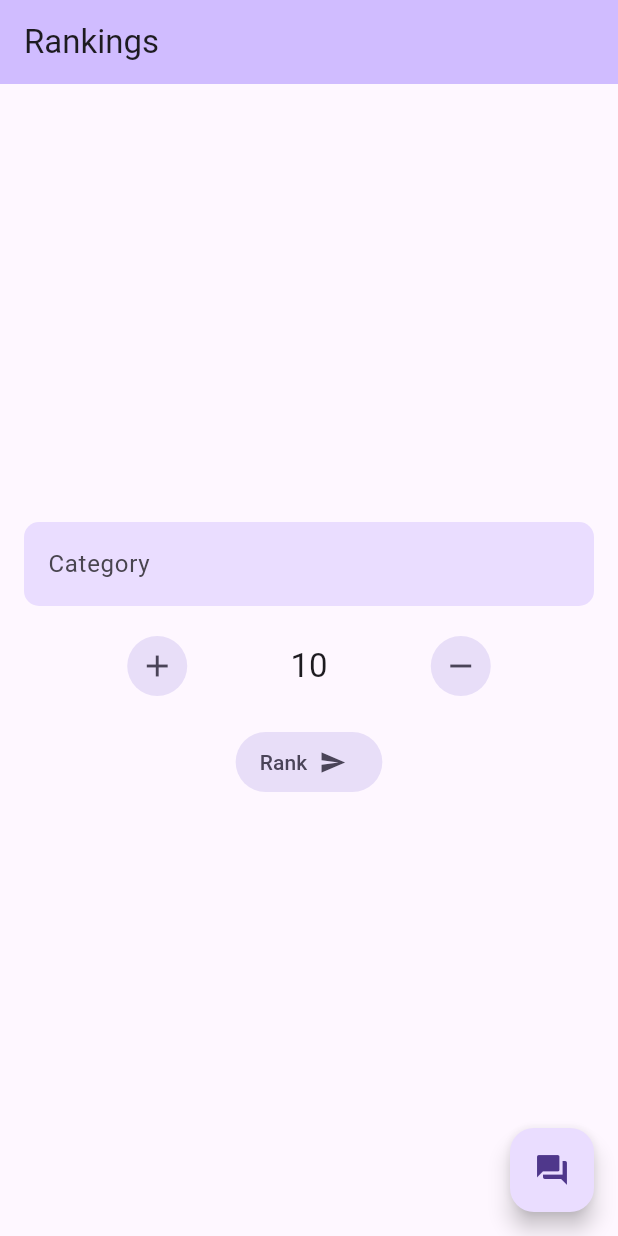
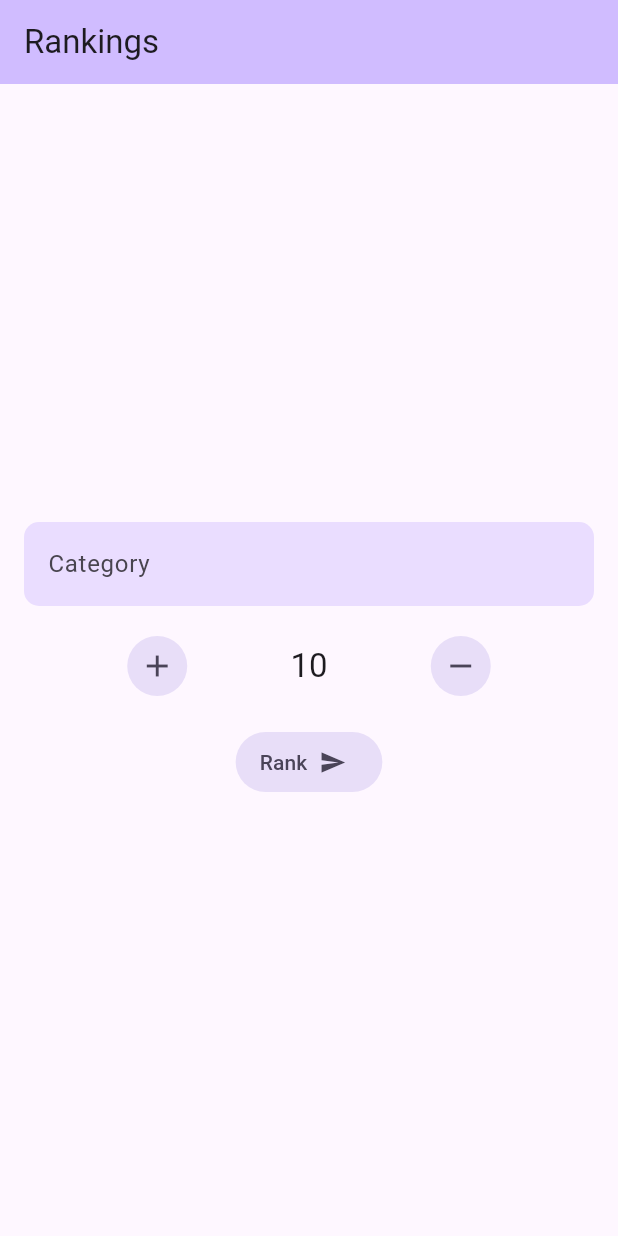
Before and after one commit to marcossevilla/rankings_app, a Flutter app: the screen it shows after launch, on a phone screen of 412 x 824 dp. Run offline on Flutter 3.47's test engine with Material 3 defaults, Android fonts, the phone set to English and light mode, and no system bars; our stand-ins replace bloc, dart_mappable, firebase_ai, firebase_auth, firebase_core, flutter_bloc; accounts and stored records are empty; generated files the repository leaves out were written again; network calls fail; statements that could not run were skipped.

Commit message:
chore: l10n and prompt improvement

```diff
--- a/lib/rankings/view/rankings_page.dart
+++ b/lib/rankings/view/rankings_page.dart
@@ -1,5 +1,6 @@
 import 'package:flutter/material.dart';
 import 'package:flutter_bloc/flutter_bloc.dart';
+import 'package:rankings_app/l10n/l10n.dart';
 import 'package:rankings_app/rankings/rankings.dart';
 import 'package:rankings_repository/rankings_repository.dart';
 
@@ -22,7 +23,12 @@ class RankingsView extends StatelessWidget {
 
   @override
   Widget build(BuildContext context) {
+    final l10n = context.l10n;
     final state = context.watch<RankingsBloc>().state;
+
+    final showFloatingActionButton =
+        state.status != RankingsStatus.initial &&
+        state.status != RankingsStatus.requesting;
 
     return RefreshIndicator.adaptive(
       onRefresh: () async {
@@ -30,7 +36,7 @@ class RankingsView extends StatelessWidget {
       },
       child: Scaffold(
         appBar: AppBar(
-          title: const Text('Rankings'),
+          title: Text(l10n.rankingsAppBarTitle),
         ),
         body: Center(
           child: switch (state.status) {
@@ -40,21 +46,23 @@ class RankingsView extends StatelessWidget {
             RankingsStatus.requesting =>
               const CircularProgressIndicator.adaptive(),
             RankingsStatus.success => RankingsList(rankings: state.rankings),
-            RankingsStatus.failure => const Padding(
-              padding: EdgeInsets.symmetric(horizontal: 32),
+            RankingsStatus.failure => Padding(
+              padding: const EdgeInsets.symmetric(horizontal: 32),
               child: Text(
-                'AI can be a bit lazy sometimes, could you generate again?',
+                l10n.rankingsErrorText,
                 textAlign: TextAlign.center,
               ),
             ),
           },
         ),
-        floatingActionButton: FloatingActionButton(
-          onPressed: () => context.read<RankingsBloc>().add(
-            const RankingsSubmitted(),
-          ),
-          child: const Icon(Icons.question_answer),
-        ),
+        floatingActionButton: showFloatingActionButton
+            ? FloatingActionButton(
+                onPressed: () => context.read<RankingsBloc>().add(
+                  const RankingsRestarted(),
+                ),
+                child: const Icon(Icons.question_answer),
+              )
+            : null,
       ),
     );
   }
--- a/lib/rankings/widgets/rankings_form.dart
+++ b/lib/rankings/widgets/rankings_form.dart
@@ -1,5 +1,6 @@
 import 'package:flutter/material.dart';
 import 'package:flutter_bloc/flutter_bloc.dart';
+import 'package:rankings_app/l10n/l10n.dart';
 import 'package:rankings_app/rankings/rankings.dart';
 
 class RankingsForm extends StatelessWidget {
@@ -12,6 +13,7 @@ class RankingsForm extends StatelessWidget {
 
   @override
   Widget build(BuildContext context) {
+    final l10n = context.l10n;
     final theme = Theme.of(context);
     final textTheme = theme.textTheme;
 
@@ -30,7 +32,7 @@ class RankingsForm extends StatelessWidget {
                 borderRadius: BorderRadius.circular(10),
                 borderSide: BorderSide.none,
               ),
-              hintText: 'Category',
+              hintText: l10n.rankingsFormCategoryHint,
             ),
             onChanged: (input) => context.read<RankingsBloc>().add(
               RankingsInputChanged(input),
@@ -63,7 +65,7 @@ class RankingsForm extends StatelessWidget {
           FilledButton.tonalIcon(
             iconAlignment: IconAlignment.end,
             icon: const Icon(Icons.send),
-            label: const Text('Rank'),
+            label: Text(l10n.rankingsFormSubmitButton),
             onPressed: () => context.read<RankingsBloc>().add(
               const RankingsSubmitted(),
             ),
--- a/packages/rankings_repository/lib/src/rankings_repository.dart
+++ b/packages/rankings_repository/lib/src/rankings_repository.dart
@@ -39,6 +39,8 @@ class RankingsRepository {
 
   String _getRequest(RankingRequest request) {
     return '''
+Here is the user's query:
+
 Generate a list of ${request.maxAmount} items ranked by relevance to the user query.
 Category: ${request.category}.
   ''';
@@ -49,10 +51,11 @@ const _basePrompt = '''
 You are a ranking expert.
 You are given a category of items and a user query.
 You must return a list of items ranked by relevance to the user query.
-Return only the list of items, do not add any additional text.
+Return only the list of items, do not add any additional text like markdown,
+this should be a JSON array of objects as if you were calling a JSON API.
 The list should be ordered from most relevant to least relevant.
 The list should be a JSON array of objects, the format is the following example:
-"
+
 [
   {
     "rank": 1,
@@ -70,7 +73,4 @@ The list should be a JSON array of objects, the format is the following example:
     "description": "Item 3 is ranked third because..."
   }
 ]
-"
-
-Here is the user's query:
 ''';
```
Also changed, not shown: lib/l10n/arb/app_en.arb (+15 -3 lines), lib/l10n/arb/app_es.arb (deleted, +0 -7 lines).
